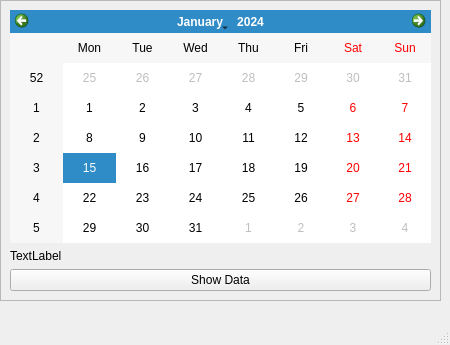
Old version of the form qt/Show_Calendar.ui in the repository EdgeOfAI/vehicle_counter_pyqt_app.
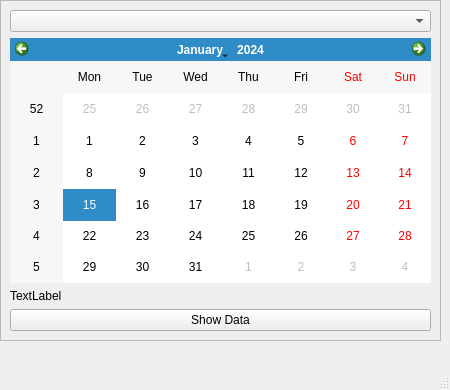
New version of the form.

Commit message: Show info on line chart added

What changed in the file:
```diff
--- a/qt/Show_Calendar.ui
+++ b/qt/Show_Calendar.ui
@@ -7,19 +7,19 @@
     <x>0</x>
     <y>0</y>
     <width>450</width>
-    <height>345</height>
+    <height>390</height>
    </rect>
   </property>
   <property name="minimumSize">
    <size>
     <width>450</width>
-    <height>345</height>
+    <height>390</height>
    </size>
   </property>
   <property name="maximumSize">
    <size>
     <width>450</width>
-    <height>345</height>
+    <height>390</height>
    </size>
   </property>
   <property name="windowTitle">
@@ -35,7 +35,7 @@
    <property name="maximumSize">
     <size>
      <width>450</width>
-     <height>360</height>
+     <height>400</height>
     </size>
    </property>
    <widget class="QFrame" name="frame">
@@ -44,7 +44,7 @@
       <x>0</x>
       <y>0</y>
       <width>441</width>
-      <height>301</height>
+      <height>341</height>
      </rect>
     </property>
     <property name="minimumSize">
@@ -56,7 +56,7 @@
     <property name="maximumSize">
      <size>
       <width>441</width>
-      <height>360</height>
+      <height>400</height>
      </size>
     </property>
     <property name="frameShape">
@@ -66,6 +66,9 @@
      <enum>QFrame::Raised</enum>
     </property>
     <layout class="QVBoxLayout" name="verticalLayout">
+     <item>
+      <widget class="QComboBox" name="comboBox"/>
+     </item>
      <item>
       <widget class="QCalendarWidget" name="calendarWidget"/>
      </item>
```
The commit also changes 4 other files.
